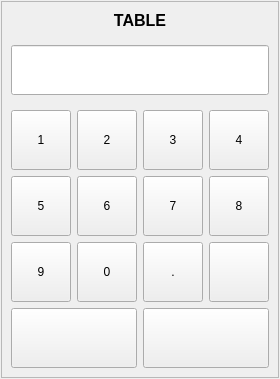
Qt form Classes/dlgpassword.ui (End1-1/Cafe5) before a commit.
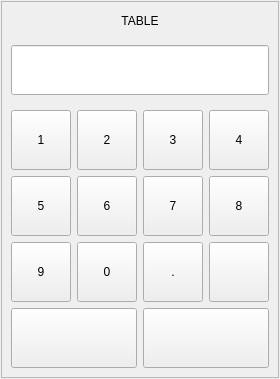
The same form after that commit. Icons and pictures are not drawn. Custom widgets are drawn as their Qt base class.

```diff
--- a/Classes/dlgpassword.ui
+++ b/Classes/dlgpassword.ui
@@ -10,6 +10,18 @@
     <height>379</height>
    </rect>
   </property>
+  <property name="sizePolicy">
+   <sizepolicy hsizetype="Preferred" vsizetype="Preferred">
+    <horstretch>0</horstretch>
+    <verstretch>0</verstretch>
+   </sizepolicy>
+  </property>
+  <property name="maximumSize">
+   <size>
+    <width>280</width>
+    <height>16777215</height>
+   </size>
+  </property>
   <property name="windowTitle">
    <string/>
   </property>
@@ -40,12 +52,11 @@
      <layout class="QGridLayout" name="gridLayout_2">
       <item row="0" column="0" colspan="4">
        <widget class="QLabel" name="label">
-        <property name="font">
-         <font>
-          <pointsize>12</pointsize>
-          <weight>75</weight>
-          <bold>true</bold>
-         </font>
+        <property name="sizePolicy">
+         <sizepolicy hsizetype="Preferred" vsizetype="Preferred">
+          <horstretch>0</horstretch>
+          <verstretch>0</verstretch>
+         </sizepolicy>
         </property>
         <property name="text">
          <string>TABLE</string>
@@ -53,6 +64,9 @@
         <property name="alignment">
          <set>Qt::AlignCenter</set>
         </property>
+        <property name="wordWrap">
+         <bool>true</bool>
+        </property>
        </widget>
       </item>
       <item row="1" column="0" colspan="4">
```
Left out of the diff: 5 changed lines with no effect on the pictures.
